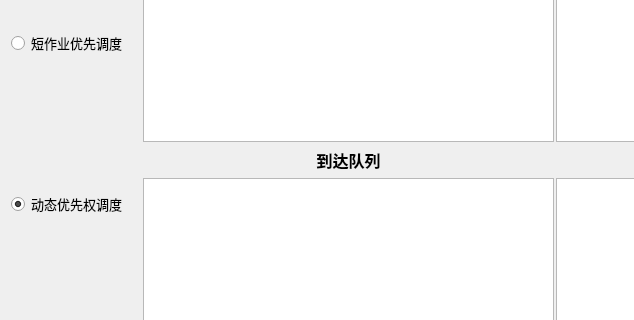
Old version of the form osDispatch/mainwindow.ui in the repository 1042588218/OStest; both pictures show x 0 to 634 and y 218 to 538 of the 1400 by 800 pixel window.
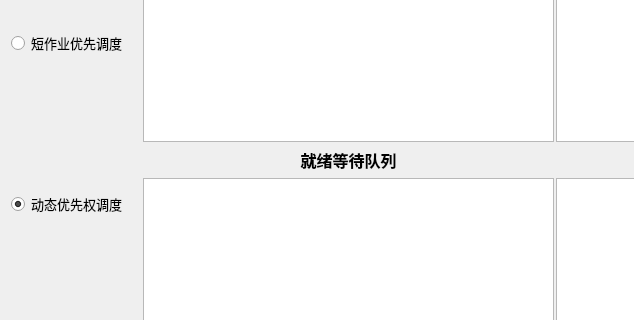
New version of the form.

```diff
--- a/osDispatch/mainwindow.ui
+++ b/osDispatch/mainwindow.ui
@@ -271,7 +271,7 @@
              <enum>Qt::LeftToRight</enum>
             </property>
             <property name="text">
-             <string>到达队列</string>
+             <string>就绪等待队列</string>
             </property>
             <property name="alignment">
              <set>Qt::AlignCenter</set>
```
